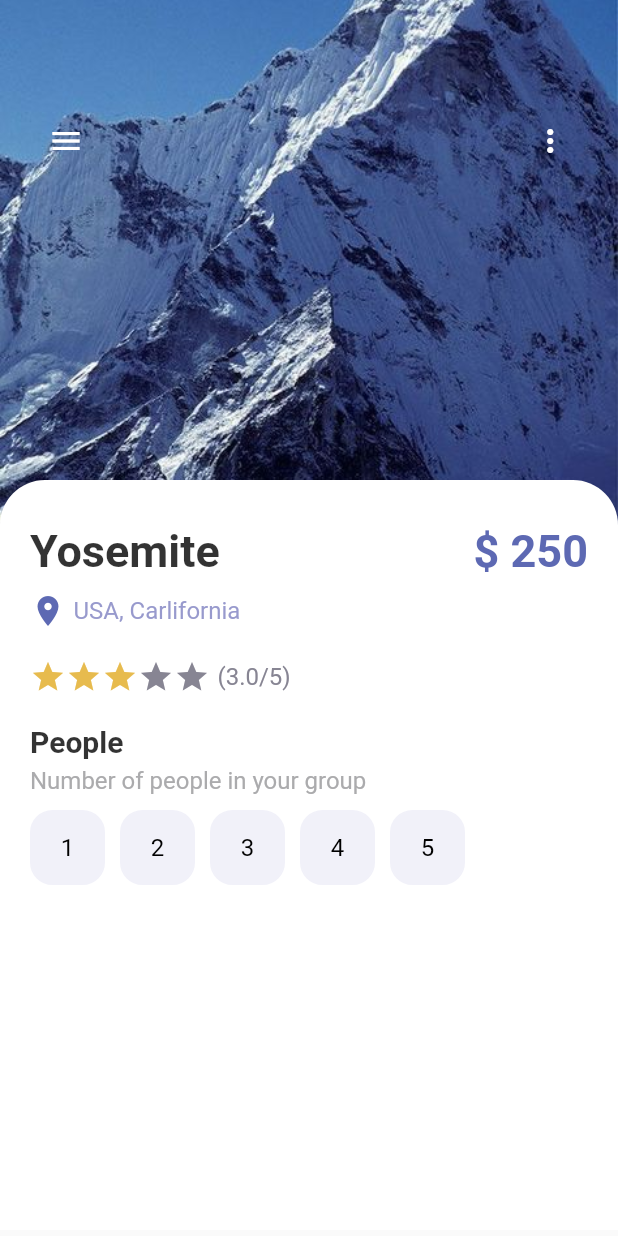
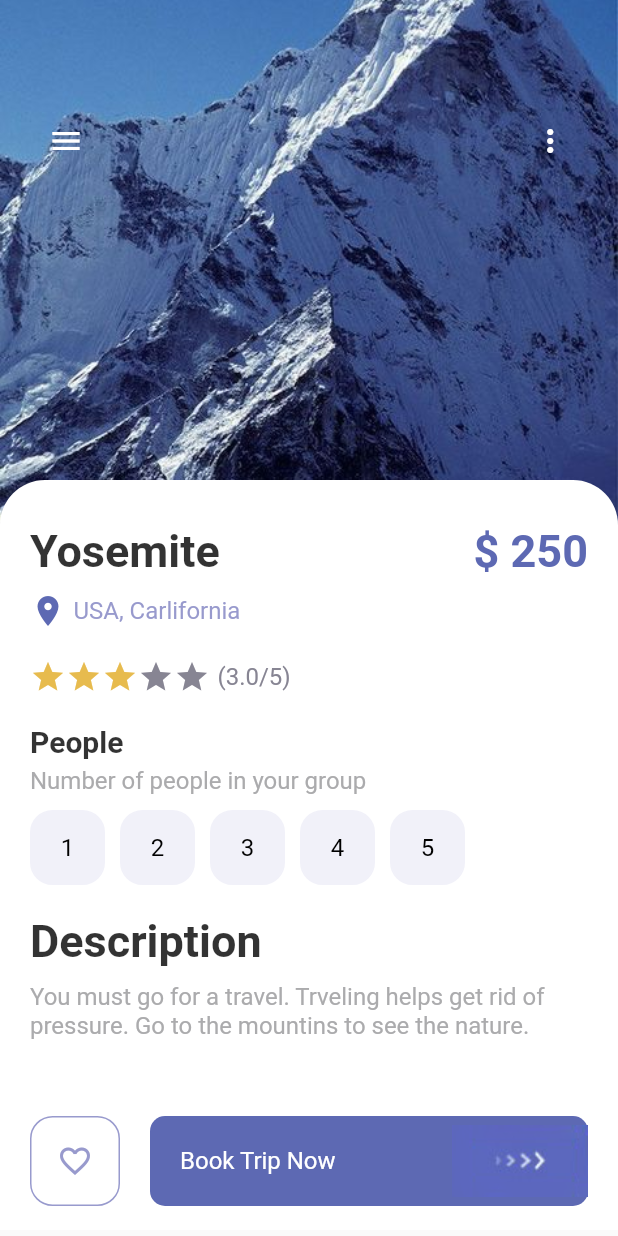
Before and after one commit to Tolulope05/flutter_travel_app, a Flutter app: the screen it shows after launch, on a phone screen of 412 x 824 dp. Run offline on Flutter 3.47's test engine with Material 2 defaults, Android fonts, the phone set to English and light mode, and no system bars.

Commit message:
3 pages ready n working

```diff
--- a/lib/pages/detail_page.dart
+++ b/lib/pages/detail_page.dart
@@ -4,6 +4,7 @@ import 'package:flutter_travel_app/misc/colors.dart';
 import 'package:flutter_travel_app/widgets/app_button.dart';
 import 'package:flutter_travel_app/widgets/app_large_text.dart';
 import 'package:flutter_travel_app/widgets/app_text.dart';
+import 'package:flutter_travel_app/widgets/responsive_button.dart';
 
 class DetailPage extends StatefulWidget {
   const DetailPage({Key? key}) : super(key: key);
@@ -15,6 +16,7 @@ class DetailPage extends StatefulWidget {
 class _DetailPageState extends State<DetailPage> {
   int gottenStars = 3;
   List<int> integers = [1, 2, 3, 4, 5];
+  int selectedIndex = -1;
   @override
   Widget build(BuildContext context) {
     return Scaffold(
@@ -151,21 +153,67 @@ class _DetailPageState extends State<DetailPage> {
                       children: List.generate(
                         5,
                         (index) {
-                          return Container(
-                            margin: const EdgeInsets.only(right: 10),
-                            child: AppButtons(
-                              color: Colors.black,
-                              backgroundColor: AppColors.buttonBackground,
-                              size: 50,
-                              borderColor: AppColors.buttonBackground,
-                              text: integers[index].toString(),
+                          return InkWell(
+                            onTap: () {
+                              print("$index selected");
+                              setState(() {
+                                selectedIndex = index;
+                              });
+                            },
+                            child: Container(
+                              margin: const EdgeInsets.only(right: 10),
+                              child: AppButtons(
+                                color: selectedIndex == index
+                                    ? Colors.white
+                                    : Colors.black,
+                                backgroundColor: selectedIndex == index
+                                    ? Colors.black
+                                    : AppColors.buttonBackground,
+                                size: 50,
+                                borderColor: selectedIndex == index
+                                    ? Colors.black
+                                    : AppColors.buttonBackground,
+                                text: integers[index].toString(),
+                              ),
                             ),
                           );
                         },
                       ),
-                    )
+                    ),
+                    const SizedBox(height: 20),
+                    AppLargeText(
+                      text: "Description",
+                      color: Colors.black.withOpacity(0.8),
+                    ),
+                    const SizedBox(height: 10),
+                    AppText(
+                      text:
+                          "You must go for a travel. Trveling helps get rid of pressure. Go to the mountins to see the nature.",
+                      color: AppColors.mainTextColor,
+                    ),
                   ],
                 ),
+              ),
+            ),
+            Positioned(
+              bottom: 20,
+              left: 20,
+              right: 20,
+              child: Row(
+                children: [
+                  AppButtons(
+                    color: AppColors.textColor1,
+                    backgroundColor: Colors.white,
+                    size: 60,
+                    borderColor: AppColors.textColor1,
+                    isIcon: true,
+                    icon: Icons.favorite_border,
+                  ),
+                  const SizedBox(width: 20),
+                  ResponsiveButton(
+                    isResponsive: true,
+                  ),
+                ],
               ),
             )
           ],
--- a/lib/widgets/responsive_button.dart
+++ b/lib/widgets/responsive_button.dart
@@ -1,5 +1,6 @@
 import 'package:flutter/material.dart';
 import 'package:flutter_travel_app/misc/colors.dart';
+import 'package:flutter_travel_app/widgets/app_text.dart';
 
 class ResponsiveButton extends StatelessWidget {
   bool isResponsive;
@@ -7,22 +8,33 @@ class ResponsiveButton extends StatelessWidget {
   ResponsiveButton({
     Key? key,
     this.isResponsive = false,
-    this.width,
+    this.width = 120,
   }) : super(key: key);
 
   @override
   Widget build(BuildContext context) {
-    return Container(
-      width: width,
+    return Flexible(
+      child: Container(
+        width: isResponsive ? double.maxFinite : width,
         height: 60,
         decoration: BoxDecoration(
           borderRadius: BorderRadius.circular(10),
           color: AppColors.mainColor,
         ),
         child: Row(
+          mainAxisAlignment: isResponsive
+              ? MainAxisAlignment.spaceBetween
+              : MainAxisAlignment.center,
           children: [
+            isResponsive
+                ? Container(
+                    margin: const EdgeInsets.only(left: 20),
+                    child: AppText(text: "Book Trip Now", color: Colors.white),
+                  )
+                : const SizedBox(),
             Image.asset("assets/img/button-one.png"),
           ],
+        ),
       ),
     );
   }
```
Lines whose indentation alone changed are shown as unchanged.
